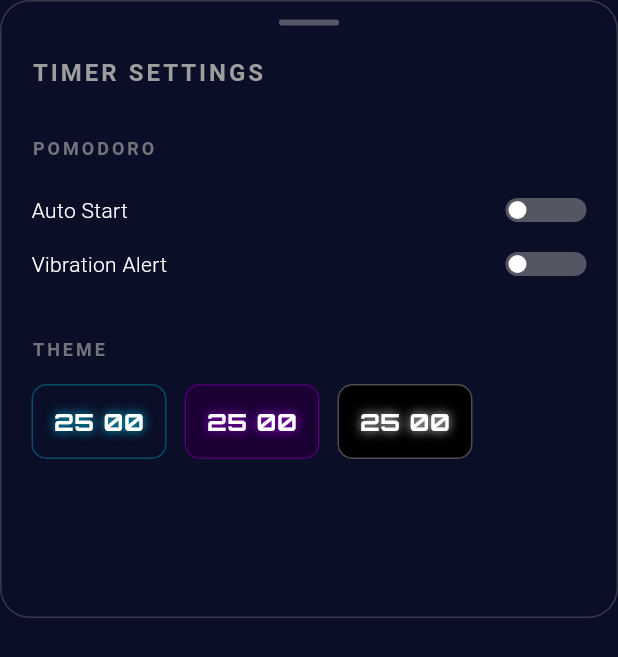
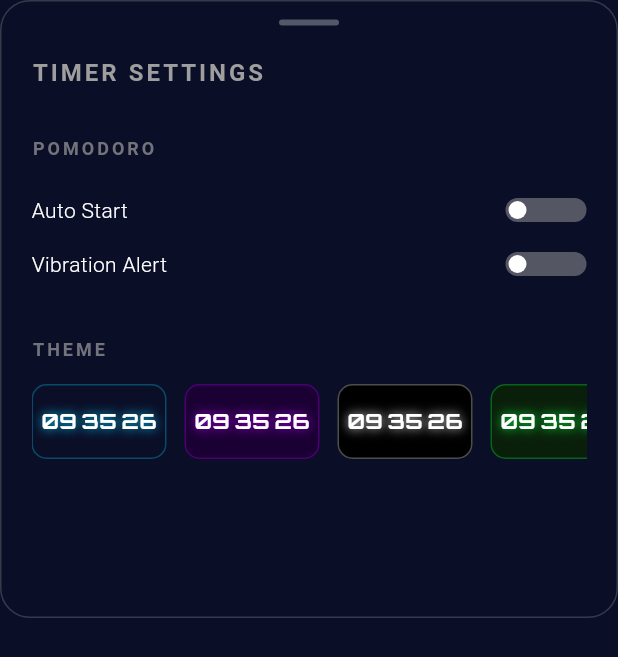
Before and after one commit to jackyan/NeonFocus, a Flutter app: the PomodoroSettingsScreen widget shown alone on an empty page, opened directly with empty values, on a phone screen of 412 x 824 dp. Shown: the top 657 px of the screen. Run offline on Flutter 3.47's test engine with Material 3 defaults, Android fonts, the phone set to English and light mode, and no system bars; our stand-ins replace audioplayers, equatable, flutter_bloc, sensors_plus.

Commit message:
feat: add 3 new themes, unify theme preview, support horizontal swipe
1. Added Three New Themes:
   - Electric Green (电绿色): Bright neon green (#00FF41) on dark green background
   - Sunset Orange (日落橙): Vibrant orange (#FF6B35) on dark brown background
   - Ice Blue (冰蓝色): Cyan blue (#00F5FF) on dark navy background
   Total themes increased from 3 → 6

2. Unified Theme Previews:
   - CLOCK settings: Was showing "12 34 56"
   - TIMER settings: Was showing "25 00" (only 2 digits, inconsistent)
   - Now BOTH show identical preview: "09 35 26" (realistic time format)
   - Benefits:
     * More realistic time representation (09:35:26 vs 12:34:56)
     * Consistent experience across CLOCK and TIMER settings
     * Easier for users to visualize actual usage

3. Horizontal Swipe Support:
   - Changed from Wrap (static grid) to ListView.separated (scrollable)
   - Enables horizontal swiping to browse all themes
   - Scalable for future theme additions
   - Smooth scrolling experience
   - Fixed height: 50px for consistent appearance

Technical Implementation:
- ListView.separated with scrollDirection: Axis.horizontal
- itemCount: NeonTheme.allThemes.length (dynamic)
- separatorBuilder: 12px spacing between theme cards
- Each theme card: 90×50 rounded rectangle
- Selected theme: 3px border + glow shadow
- Unselected theme: 1px border, subtle opacity

Theme Preview Format:
- Three digits displayed: "09 35 26"
- Font size: 14px Orbitron Bold
- Spacing: 3px between digits
- Matches actual landscape clock display format
- Color/glow effects unique to each theme

User Benefits:
- Browse unlimited themes with swipe gesture
- Consistent preview across all settings pages
- More intuitive time representation
- Ready for future theme expansion

```diff
--- a/lib/core/themes/glow_theme.dart
+++ b/lib/core/themes/glow_theme.dart
@@ -81,11 +81,50 @@ class NeonTheme {
     glowIntensity: GlowIntensity.low,
   );
 
+  /// Electric Green Theme
+  static const electricGreen = NeonTheme(
+    id: 'electric_green',
+    name: 'Electric Green',
+    backgroundColor: Color(0xFF0A1F0A),
+    primaryColor: Color(0xFF00FF41),
+    glowColor: Color(0xFF00FF41),
+    accentColor: Color(0xFF39FF14),
+    textColor: Color(0xFFCCFFCC),
+    glowIntensity: GlowIntensity.high,
+  );
+
+  /// Sunset Orange Theme
+  static const sunsetOrange = NeonTheme(
+    id: 'sunset_orange',
+    name: 'Sunset Orange',
+    backgroundColor: Color(0xFF1A0F00),
+    primaryColor: Color(0xFFFF6B35),
+    glowColor: Color(0xFFFF6B35),
+    accentColor: Color(0xFFFFAA00),
+    textColor: Color(0xFFFFE0CC),
+    glowIntensity: GlowIntensity.medium,
+  );
+
+  /// Ice Blue Theme
+  static const iceBlue = NeonTheme(
+    id: 'ice_blue',
+    name: 'Ice Blue',
+    backgroundColor: Color(0xFF0D1821),
+    primaryColor: Color(0xFF00F5FF),
+    glowColor: Color(0xFF00F5FF),
+    accentColor: Color(0xFF00C2FF),
+    textColor: Color(0xFFE0FAFF),
+    glowIntensity: GlowIntensity.high,
+  );
+
   /// All available themes
   static const List<NeonTheme> allThemes = [
     cyberBlue,
     neonPurple,
     minimalDark,
+    electricGreen,
+    sunsetOrange,
+    iceBlue,
   ];
 
   /// Get theme by ID
--- a/lib/features/clock/presentation/screens/clock_settings_screen.dart
+++ b/lib/features/clock/presentation/screens/clock_settings_screen.dart
@@ -200,10 +200,14 @@ class _ClockSettingsScreenState extends State<ClockSettingsScreen> {
   }
 
   Widget _buildThemeSelector() {
-    return Wrap(
-      spacing: 12,
-      runSpacing: 12,
-      children: NeonTheme.allThemes.map((theme) {
+    return SizedBox(
+      height: 50,
+      child: ListView.separated(
+        scrollDirection: Axis.horizontal,
+        itemCount: NeonTheme.allThemes.length,
+        separatorBuilder: (context, index) => const SizedBox(width: 12),
+        itemBuilder: (context, index) {
+          final theme = NeonTheme.allThemes[index];
           final isSelected = theme.id == _selectedTheme.id;
           return GestureDetector(
             onTap: () {
@@ -233,12 +237,12 @@ class _ClockSettingsScreenState extends State<ClockSettingsScreen> {
                     : null,
               ),
               child: Center(
-              // Miniature clock preview (landscape mode with H:M:S)
+                // Miniature clock preview (landscape mode: 09:35:26)
                 child: Row(
                   mainAxisAlignment: MainAxisAlignment.center,
                   children: [
                     Text(
-                    '12',
+                      '09',
                       style: TextStyle(
                         fontSize: 14,
                         fontFamily: 'Orbitron',
@@ -254,7 +258,7 @@ class _ClockSettingsScreenState extends State<ClockSettingsScreen> {
                     ),
                     const SizedBox(width: 3),
                     Text(
-                    '34',
+                      '35',
                       style: TextStyle(
                         fontSize: 14,
                         fontFamily: 'Orbitron',
@@ -270,7 +274,7 @@ class _ClockSettingsScreenState extends State<ClockSettingsScreen> {
                     ),
                     const SizedBox(width: 3),
                     Text(
-                    '56',
+                      '26',
                       style: TextStyle(
                         fontSize: 14,
                         fontFamily: 'Orbitron',
@@ -289,7 +293,8 @@ class _ClockSettingsScreenState extends State<ClockSettingsScreen> {
               ),
             ),
           );
-      }).toList(),
+        },
+      ),
     );
   }
 }
--- a/lib/features/pomodoro/presentation/screens/pomodoro_settings_screen.dart
+++ b/lib/features/pomodoro/presentation/screens/pomodoro_settings_screen.dart
@@ -185,10 +185,14 @@ class _PomodoroSettingsScreenState extends State<PomodoroSettingsScreen> {
   }
 
   Widget _buildThemeSelector() {
-    return Wrap(
-      spacing: 12,
-      runSpacing: 12,
-      children: NeonTheme.allThemes.map((theme) {
+    return SizedBox(
+      height: 50,
+      child: ListView.separated(
+        scrollDirection: Axis.horizontal,
+        itemCount: NeonTheme.allThemes.length,
+        separatorBuilder: (context, index) => const SizedBox(width: 12),
+        itemBuilder: (context, index) {
+          final theme = NeonTheme.allThemes[index];
           final isSelected = theme.id == _selectedTheme.id;
           return GestureDetector(
             onTap: () {
@@ -218,14 +222,14 @@ class _PomodoroSettingsScreenState extends State<PomodoroSettingsScreen> {
                     : null,
               ),
               child: Center(
-              // Miniature timer preview (landscape mode with M:S)
+                // Miniature clock preview (landscape mode: 09:35:26) - same as CLOCK settings
                 child: Row(
                   mainAxisAlignment: MainAxisAlignment.center,
                   children: [
                     Text(
-                    '25',
+                      '09',
                       style: TextStyle(
-                      fontSize: 16,
+                        fontSize: 14,
                         fontFamily: 'Orbitron',
                         fontWeight: FontWeight.bold,
                         color: Colors.white,
@@ -237,11 +241,27 @@ class _PomodoroSettingsScreenState extends State<PomodoroSettingsScreen> {
                         ],
                       ),
                     ),
-                  const SizedBox(width: 6),
+                    const SizedBox(width: 3),
                     Text(
-                    '00',
+                      '35',
                       style: TextStyle(
-                      fontSize: 16,
+                        fontSize: 14,
+                        fontFamily: 'Orbitron',
+                        fontWeight: FontWeight.bold,
+                        color: Colors.white,
+                        shadows: [
+                          Shadow(
+                            color: theme.glowColor.withOpacity(0.9),
+                            blurRadius: 8,
+                          ),
+                        ],
+                      ),
+                    ),
+                    const SizedBox(width: 3),
+                    Text(
+                      '26',
+                      style: TextStyle(
+                        fontSize: 14,
                         fontFamily: 'Orbitron',
                         fontWeight: FontWeight.bold,
                         color: Colors.white,
@@ -258,7 +278,8 @@ class _PomodoroSettingsScreenState extends State<PomodoroSettingsScreen> {
               ),
             ),
           );
-      }).toList(),
+        },
+      ),
     );
   }
 }
```
Lines whose indentation alone changed are shown as unchanged.
